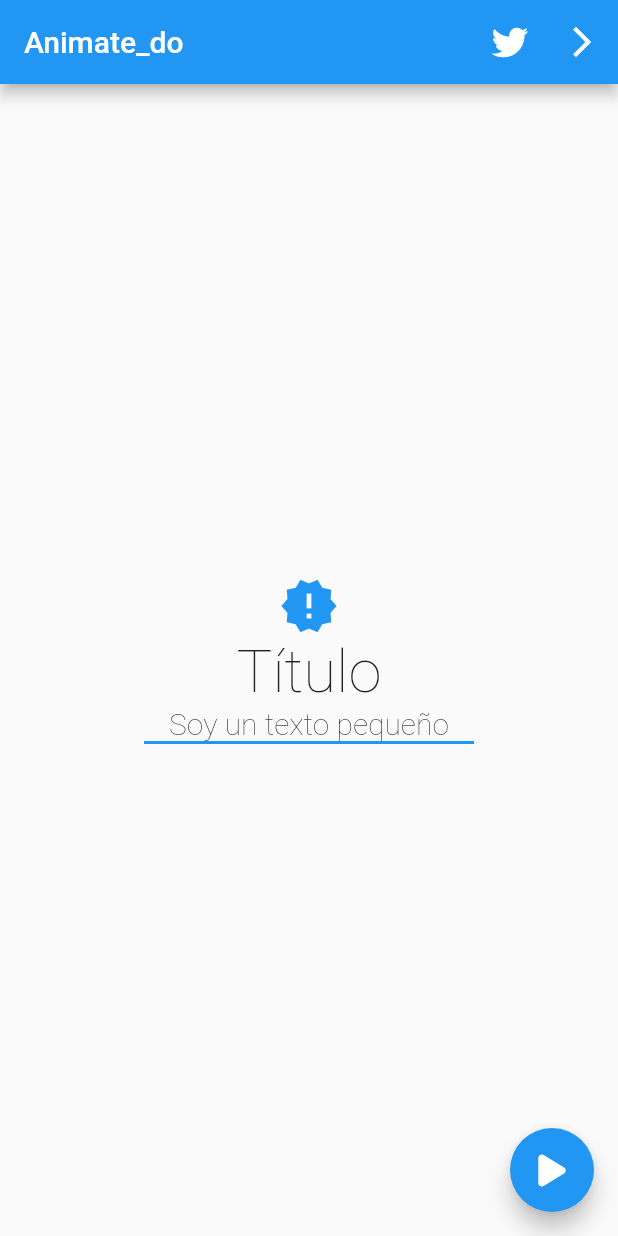
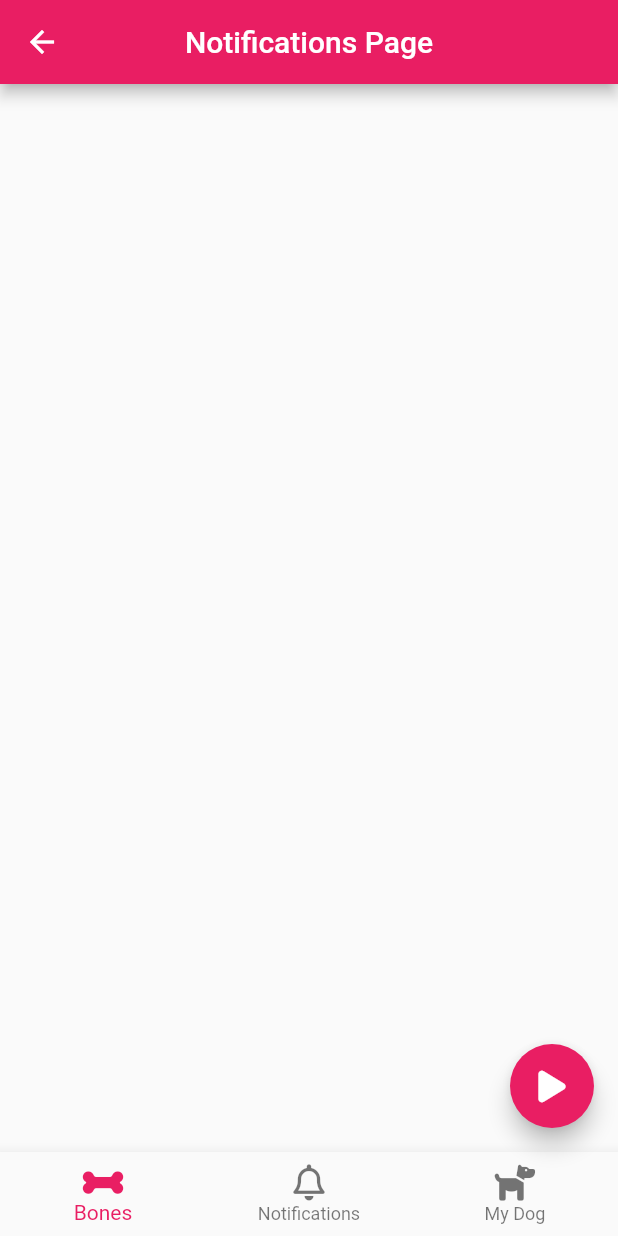
Before and after one commit to laubrener/design_animations, a Flutter app: the screen it shows after launch, after a tap on an icon or button, on a phone screen of 412 x 824 dp. Run offline on Flutter 3.47's test engine with Material 2 defaults, Android fonts, the phone set to English and light mode, and no system bars; our stand-ins replace animate_do, flutter_svg, font_awesome_flutter.

Commit message:
notifications

```diff
--- /dev/null
+++ b/lib/pages/animate_do/notifications_page.dart
@@ -0,0 +1,133 @@
+import 'package:animate_do/animate_do.dart';
+import 'package:flutter/material.dart';
+import 'package:font_awesome_flutter/font_awesome_flutter.dart';
+import 'package:provider/provider.dart';
+
+class NotificationsPage extends StatelessWidget {
+  const NotificationsPage({Key? key}) : super(key: key);
+
+  @override
+  Widget build(BuildContext context) {
+    return ChangeNotifierProvider(
+      create: (_) => _NotificationModel(),
+      child: Scaffold(
+        appBar: AppBar(
+          backgroundColor: Colors.pink,
+          title: const Text('Notifications Page'),
+          centerTitle: true,
+        ),
+        floatingActionButton: const BotonFlotante(),
+        bottomNavigationBar: const BottomNavigation(),
+      ),
+    );
+  }
+}
+
+class BotonFlotante extends StatelessWidget {
+  const BotonFlotante({super.key});
+
+  @override
+  Widget build(BuildContext context) {
+    return FloatingActionButton(
+      onPressed: () {
+        final model = Provider.of<_NotificationModel>(context, listen: false);
+        int numero = model.numero;
+        numero++;
+
+        model.numero = numero;
+
+        if (numero >= 2) {
+          final controller = model.bounceController;
+          controller.forward(from: 0.0);
+        }
+      },
+      backgroundColor: Colors.pink,
+      child: const FaIcon(
+        FontAwesomeIcons.play,
+      ),
+    );
+  }
+}
+
+class BottomNavigation extends StatefulWidget {
+  const BottomNavigation({super.key});
+
+  @override
+  State<BottomNavigation> createState() => _BottomNavigationState();
+}
+
+class _BottomNavigationState extends State<BottomNavigation> {
+  @override
+  Widget build(BuildContext context) {
+    final int numero =
+        Provider.of<_NotificationModel>(context, listen: false).numero;
+    return BottomNavigationBar(
+        currentIndex: 0,
+        selectedItemColor: Colors.pink,
+        items: [
+          const BottomNavigationBarItem(
+              label: 'Bones',
+              icon: FaIcon(
+                FontAwesomeIcons.bone,
+              )),
+          BottomNavigationBarItem(
+              label: 'Notifications',
+              icon: Stack(
+                children: [
+                  const FaIcon(
+                    FontAwesomeIcons.bell,
+                  ),
+                  Positioned(
+                    top: 0,
+                    right: 0,
+                    child: BounceInDown(
+                      animate: numero > 0 ? true : false,
+                      from: 10,
+                      child: Bounce(
+                        from: 10,
+                        controller: (controller) =>
+                            Provider.of<_NotificationModel>(context)
+                                .bounceController = controller,
+                        child: Container(
+                          width: 12,
+                          height: 12,
+                          decoration: const BoxDecoration(
+                            color: Colors.redAccent,
+                            shape: BoxShape.circle,
+                          ),
+                          alignment: Alignment.center,
+                          child: Text(
+                            '$numero',
+                            style: const TextStyle(
+                                color: Colors.white, fontSize: 10),
+                          ),
+                        ),
+                      ),
+                    ),
+                  )
+                ],
+              )),
+          const BottomNavigationBarItem(
+              label: 'My Dog',
+              icon: FaIcon(
+                FontAwesomeIcons.dog,
+              )),
+        ]);
+  }
+}
+
+class _NotificationModel extends ChangeNotifier {
+  int _numero = 0;
+  late AnimationController _bounceController;
+
+  int get numero => _numero;
+  set numero(int valor) {
+    _numero = valor;
+    notifyListeners();
+  }
+
+  AnimationController get bounceController => _bounceController;
+  set bounceController(AnimationController controller) {
+    _bounceController = controller;
+  }
+}
--- a/lib/pages/animate_do/pagina1.dart
+++ b/lib/pages/animate_do/pagina1.dart
@@ -1,4 +1,5 @@
 import 'package:animate_do/animate_do.dart';
+import 'package:design/pages/animate_do/notifications_page.dart';
 import 'package:design/pages/animate_do/twitter_page.dart';
 import 'package:flutter/material.dart';
 import 'package:font_awesome_flutter/font_awesome_flutter.dart';
@@ -41,7 +42,13 @@ class Pagina1Page extends StatelessWidget {
       ),
       floatingActionButton: ElasticInRight(
         child: FloatingActionButton(
-          onPressed: () {},
+          onPressed: () {
+            Navigator.push(
+              context,
+              MaterialPageRoute(
+                  builder: (BuildContext context) => const NotificationsPage()),
+            );
+          },
           child: const FaIcon(
             FontAwesomeIcons.play,
           ),
```
